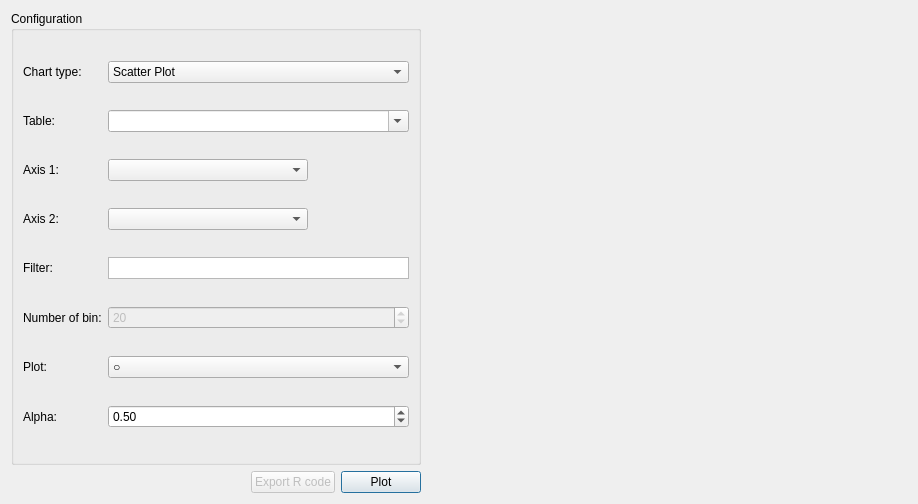
First picture: the form in src/sqlplotchart.ui, repository informationsea/Hyokai, before the edit.
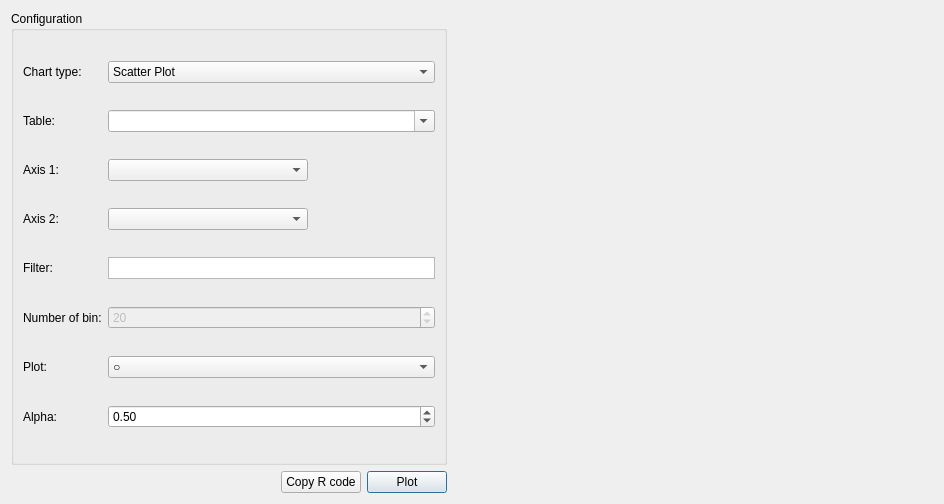
Second picture: the form after the edit. Custom widgets are drawn as their Qt base class.

Commit message: improved R integration performance and add copy R code button to plotchart

What changed in the file:
```diff
--- a/src/sqlplotchart.ui
+++ b/src/sqlplotchart.ui
@@ -6,7 +6,7 @@
    <rect>
     <x>0</x>
     <y>0</y>
-    <width>918</width>
+    <width>944</width>
     <height>504</height>
    </rect>
   </property>
@@ -262,11 +262,8 @@
        </item>
        <item>
         <widget class="QPushButton" name="exportButton">
-         <property name="enabled">
-          <bool>false</bool>
-         </property>
          <property name="text">
-          <string>Export R code</string>
+          <string>Copy R code</string>
          </property>
         </widget>
        </item>
@@ -303,17 +300,17 @@
   </layout>
  </widget>
  <customwidgets>
-  <customwidget>
-   <class>SQLTextEdit</class>
-   <extends>QPlainTextEdit</extends>
-   <header>sqltextedit.h</header>
-  </customwidget>
   <customwidget>
    <class>ImageView</class>
    <extends>QWidget</extends>
    <header>imageview.h</header>
    <container>1</container>
   </customwidget>
+  <customwidget>
+   <class>SQLTextEdit</class>
+   <extends>QPlainTextEdit</extends>
+   <header>sqltextedit.h</header>
+  </customwidget>
  </customwidgets>
  <resources/>
  <connections/>
```
The commit also changes 8 other files.
